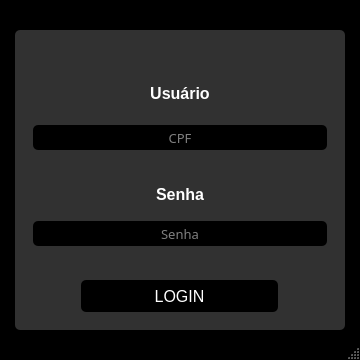
Above: interfaces/tela_Login.ui from projeto-padaria/Padaria before the change. Below: the same form after it.
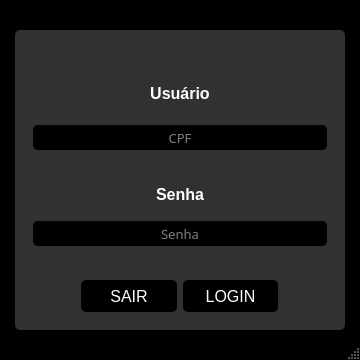
That is the form after the change. Icons and pictures are not drawn.

```diff
--- a/interfaces/tela_Login.ui
+++ b/interfaces/tela_Login.ui
@@ -310,6 +310,40 @@
           <enum>QFrame::Raised</enum>
          </property>
          <layout class="QHBoxLayout" name="horizontalLayout">
+          <item>
+           <widget class="QPushButton" name="btnSair">
+            <property name="maximumSize">
+             <size>
+              <width>200</width>
+              <height>100</height>
+             </size>
+            </property>
+            <property name="font">
+             <font>
+              <pointsize>12</pointsize>
+             </font>
+            </property>
+            <property name="styleSheet">
+             <string notr="true">QPushButton{
+color: white;
+background-color: rgb(0, 0, 0);
+border-radius:5px;
+}
+
+QPushButton:hover{
+color:white;
+background-color: red;
+border-radius:5px;
+}
+
+
+</string>
+            </property>
+            <property name="text">
+             <string>SAIR</string>
+            </property>
+           </widget>
+          </item>
           <item>
            <widget class="QPushButton" name="btnLogin">
             <property name="maximumSize">
```
